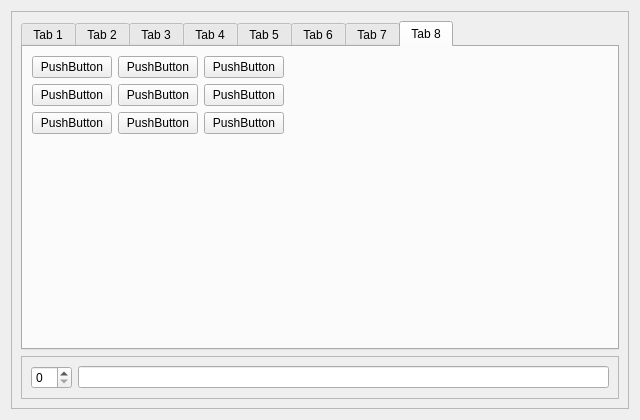
RinatB2017/mega_GIT, file Qt/my_programm/_For_tests/src/for_tests_mainbox_gui/src/ui/for_tests_mainbox_gui.ui: the form before one commit.
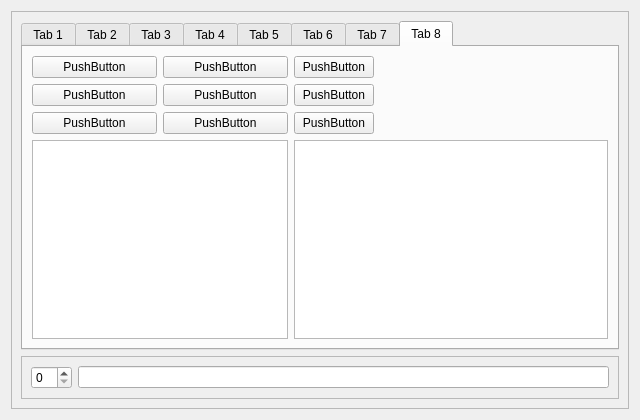
The form after the commit. Icons and pictures are not drawn. Custom widgets are drawn as their Qt base class.

What changed in the file:
```diff
--- a/Qt/my_programm/_For_tests/src/for_tests_mainbox_gui/src/ui/for_tests_mainbox_gui.ui
+++ b/Qt/my_programm/_For_tests/src/for_tests_mainbox_gui/src/ui/for_tests_mainbox_gui.ui
@@ -348,19 +348,6 @@
               </property>
              </widget>
             </item>
-            <item row="3" column="0">
-             <spacer name="verticalSpacer_2">
-              <property name="orientation">
-               <enum>Qt::Vertical</enum>
-              </property>
-              <property name="sizeHint" stdset="0">
-               <size>
-                <width>20</width>
-                <height>40</height>
-               </size>
-              </property>
-             </spacer>
-            </item>
             <item row="0" column="1">
              <widget class="QPushButton" name="pushButton_2">
               <property name="text">
@@ -388,6 +375,12 @@
               </property>
              </spacer>
             </item>
+            <item row="3" column="0" colspan="2">
+             <widget class="QTextEdit" name="textEdit"/>
+            </item>
+            <item row="3" column="2" colspan="2">
+             <widget class="QPlainTextEdit" name="plainTextEdit"/>
+            </item>
            </layout>
           </item>
          </layout>
```
Left out of the diff: 16 changed lines with no effect on the pictures.
